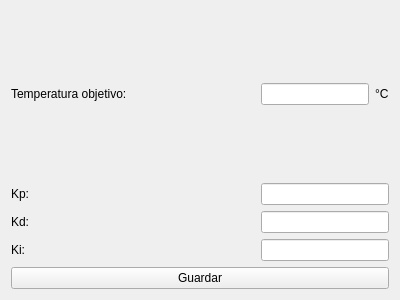
First picture: the form in src/view/control_configuration/classic_control_view.ui, repository martincrxz/induction-heater-software, before the edit.
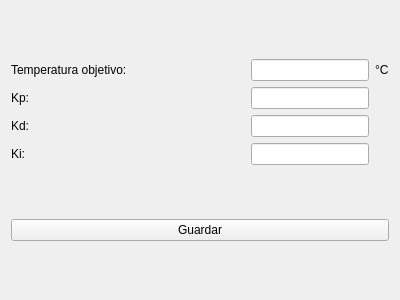
Second picture: the form after the edit.

Patch:
```diff
--- a/src/view/control_configuration/classic_control_view.ui
+++ b/src/view/control_configuration/classic_control_view.ui
@@ -23,30 +23,6 @@
        </property>
       </widget>
      </item>
-     <item row="0" column="2">
-      <layout class="QHBoxLayout" name="horizontalLayout_4">
-       <item>
-        <widget class="QLineEdit" name="targetTemperatureTextEdit"/>
-       </item>
-       <item>
-        <widget class="QLabel" name="targetTemperatureUnitLabel">
-         <property name="text">
-          <string>°C</string>
-         </property>
-        </widget>
-       </item>
-      </layout>
-     </item>
-     <item row="0" column="0">
-      <widget class="QLabel" name="targetTemperatureLabel">
-       <property name="text">
-        <string>Temperatura objetivo:</string>
-       </property>
-      </widget>
-     </item>
-     <item row="3" column="2">
-      <widget class="QLineEdit" name="ki_value"/>
-     </item>
      <item row="2" column="0">
       <widget class="QLabel" name="label_2">
        <property name="text">
@@ -54,12 +30,22 @@
        </property>
       </widget>
      </item>
-     <item row="2" column="2">
-      <widget class="QLineEdit" name="kd_value"/>
+     <item row="3" column="2">
+      <widget class="QLineEdit" name="ki_value"/>
      </item>
      <item row="1" column="2">
       <widget class="QLineEdit" name="kp_value"/>
      </item>
+     <item row="0" column="0">
+      <widget class="QLabel" name="targetTemperatureLabel">
+       <property name="text">
+        <string>Temperatura objetivo:</string>
+       </property>
+      </widget>
+     </item>
+     <item row="2" column="2">
+      <widget class="QLineEdit" name="kd_value"/>
+     </item>
      <item row="3" column="0">
       <widget class="QLabel" name="label_3">
        <property name="text">
@@ -119,6 +105,16 @@
        </property>
       </spacer>
      </item>
+     <item row="0" column="3">
+      <widget class="QLabel" name="targetTemperatureUnitLabel">
+       <property name="text">
+        <string>°C</string>
+       </property>
+      </widget>
+     </item>
+     <item row="0" column="2">
+      <widget class="QLineEdit" name="targetTemperatureTextEdit"/>
+     </item>
     </layout>
    </item>
    <item>
```
